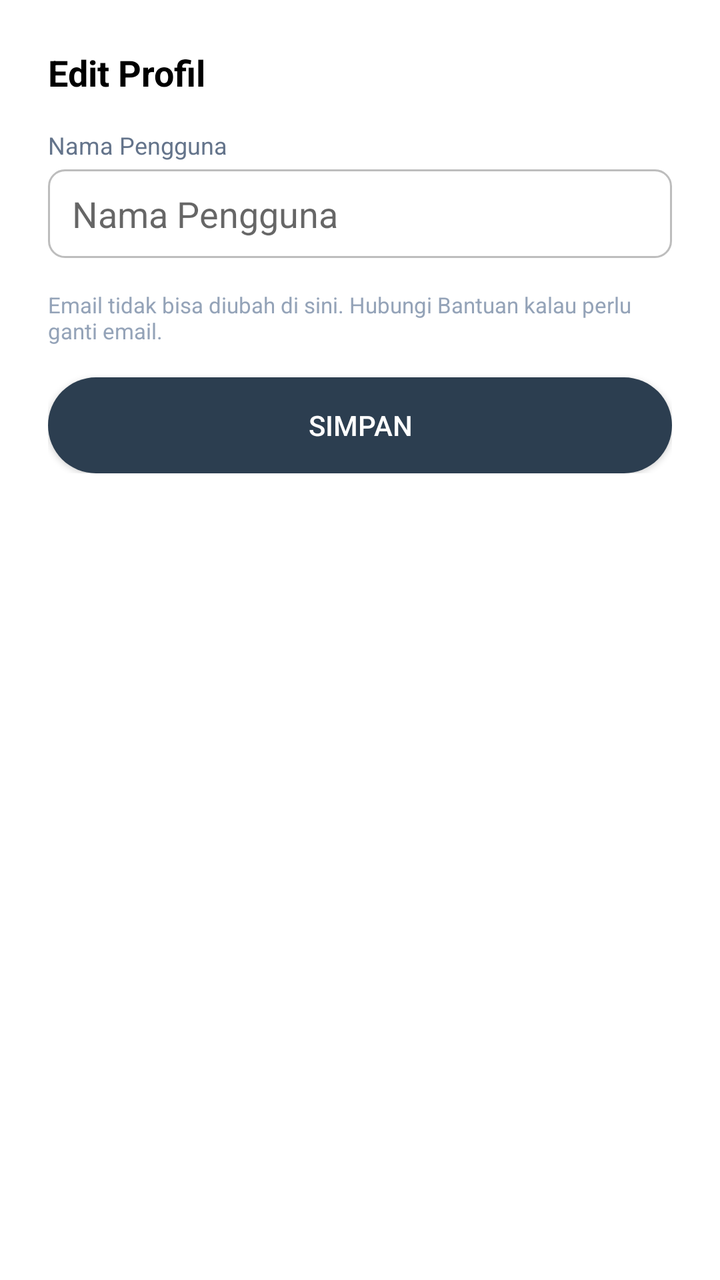
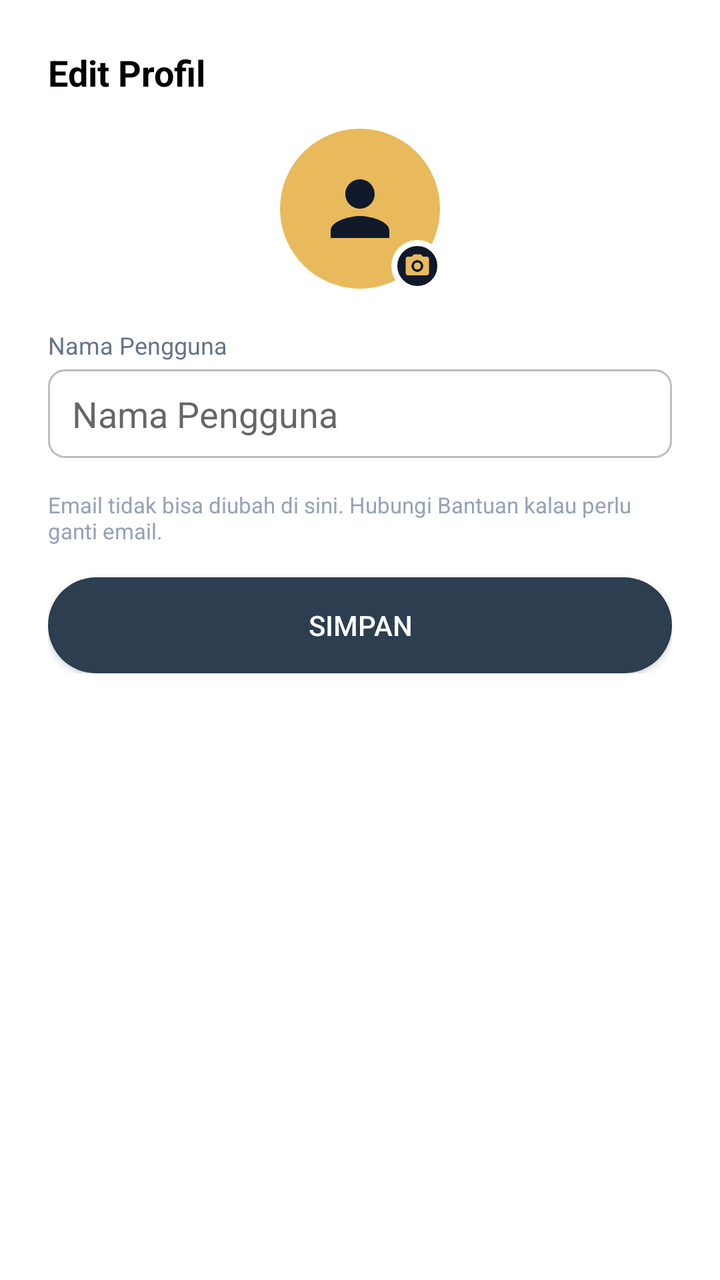

The first picture is an Android layout as it rendered before a commit; the second is the same layout after the commit. The layout source and the unified diff follow.
<!-- AndroidManifest.xml: application theme AppTheme -->
<!-- res/layout/dialog_edit_profile.xml -->
<?xml version="1.0" encoding="utf-8"?>
<ScrollView xmlns:android="http://schemas.android.com/apk/res/android"
    android:layout_width="match_parent"
    android:layout_height="wrap_content"
    android:maxHeight="560dp">

    <LinearLayout
        android:layout_width="match_parent"
        android:layout_height="wrap_content"
        android:orientation="vertical"
        android:padding="24dp"
        android:background="@drawable/bg_card_up_rounded">

        <TextView
            android:layout_width="wrap_content"
            android:layout_height="wrap_content"
            android:text="Edit Profil"
            android:textSize="18sp"
            android:textStyle="bold"
            android:textColor="@android:color/black"
            android:layout_marginBottom="16dp"/>

        <TextView
            android:layout_width="wrap_content"
            android:layout_height="wrap_content"
            android:text="Nama Pengguna"
            android:textSize="12sp"
            android:textColor="@color/text_secondary"
            android:layout_marginBottom="4dp"/>

        <EditText
            android:id="@+id/etProfileUsername"
            android:layout_width="match_parent"
            android:layout_height="wrap_content"
            android:background="@drawable/bg_input_outline"
            android:inputType="textPersonName"
            android:hint="Nama Pengguna"
            android:layout_marginBottom="16dp"/>

        <TextView
            android:layout_width="wrap_content"
            android:layout_height="wrap_content"
            android:text="Email tidak bisa diubah di sini. Hubungi Bantuan kalau perlu ganti email."
            android:textSize="11sp"
            android:textColor="@color/text_hint"
            android:layout_marginBottom="16dp"/>

        <androidx.appcompat.widget.AppCompatButton
            android:id="@+id/btnSaveProfile"
            android:layout_width="match_parent"
            android:layout_height="wrap_content"
            android:text="Simpan"
            android:background="@drawable/bg_btn_main_dark"
            android:textColor="@android:color/white"/>

    </LinearLayout>
</ScrollView>
<!-- resources referenced by this layout -->
<resources>
  <color name="text_hint">#94A3B8</color>
  <color name="text_secondary">#64748B</color>
  <!-- drawable bg_btn_main_dark (drawable) -->
  <?xml version="1.0" encoding="utf-8"?>
  <shape xmlns:android="http://schemas.android.com/apk/res/android"
      android:shape="rectangle">
  
      <solid android:color="#2C3E50" />
  
      <corners android:radius="24dp" />
  </shape>
  <!-- drawable bg_card_up_rounded (drawable) -->
  <?xml version="1.0" encoding="utf-8"?>
  <shape xmlns:android="http://schemas.android.com/apk/res/android">
      <solid android:color="@color/card_white"/>
  
  
      <corners
          android:topLeftRadius="16dp"
          android:topRightRadius="16dp"
          android:bottomLeftRadius="0dp"
          android:bottomRightRadius="0dp" />
  
  </shape>
  <style name="AppTheme" parent="Theme.AlKaukaba">
          <item name="android:windowDrawsSystemBarBackgrounds" tools:targetApi="lollipop">true</item>
      </style>
  <color name="card_white">#FFFFFF</color>
  <color name="purple_500">#FF6200EE</color>
  <color name="transparent">#00FFFFFF</color>
  <color name="white">#FFFFFFFF</color>
  <color name="teal_200">#FF03DAC5</color>
  <color name="teal_700">#FF018786</color>
  <color name="black">#FF000000</color>
  <style name="ThemeOverlay.AlKaukaba.BottomSheetDialog" parent="ThemeOverlay.MaterialComponents.BottomSheetDialog">
          <item name="bottomSheetStyle">@style/Widget.AlKaukaba.BottomSheet.Modal</item>
      </style>
  <style name="Widget.AlKaukaba.BottomSheet.Modal" parent="Widget.MaterialComponents.BottomSheet.Modal">
          <item name="shapeAppearanceOverlay">@style/ShapeAppearance.AlKaukaba.BottomSheet</item>
      </style>
  <style name="ShapeAppearance.AlKaukaba.BottomSheet" parent="">
          <item name="cornerFamily">rounded</item>
          <item name="cornerSizeTopLeft">16dp</item>
          <item name="cornerSizeTopRight">16dp</item>
          <item name="cornerSizeBottomLeft">0dp</item>
          <item name="cornerSizeBottomRight">0dp</item>
      </style>
  <!-- unchanged entries left out for length: 2 -->
</resources>

<!-- the commit's change to res/layout/dialog_edit_profile.xml (unified diff, before → after) -->
@@ -1,5 +1,6 @@
 <?xml version="1.0" encoding="utf-8"?>
 <ScrollView xmlns:android="http://schemas.android.com/apk/res/android"
+    xmlns:app="http://schemas.android.com/apk/res-auto"
     android:layout_width="match_parent"
     android:layout_height="wrap_content"
     android:maxHeight="560dp">
@@ -19,6 +20,57 @@
             android:textStyle="bold"
             android:textColor="@android:color/black"
             android:layout_marginBottom="16dp"/>
+
+        <FrameLayout
+            android:id="@+id/avatarContainerSheet"
+            android:layout_width="80dp"
+            android:layout_height="80dp"
+            android:layout_gravity="center_horizontal"
+            android:layout_marginBottom="20dp"
+            android:clipChildren="false"
+            android:clipToPadding="false">
+
+            <ImageView
+                android:id="@+id/ivAvatarSheet"
+                android:layout_width="80dp"
+                android:layout_height="80dp"
+                android:padding="18dp"
+                android:background="@drawable/bg_circle_button"
+                android:backgroundTint="@color/gold_accent"
+                android:src="@drawable/ic_person"
+                android:scaleType="centerCrop"
+                app:tint="@color/login_bg_deep"
+                android:contentDescription="@string/app_name" />
+
+            <ImageView
+                android:id="@+id/ivAvatarBadgeSheet"
+                android:layout_width="26dp"
+                android:layout_height="26dp"
+                android:layout_gravity="bottom|end"
+                android:layout_marginEnd="-2dp"
+                android:layout_marginBottom="-2dp"
+                android:padding="6dp"
+                android:background="@drawable/bg_avatar_badge_on_white"
+                android:src="@drawable/ic_camera"
+                app:tint="@color/gold_accent"
+                android:clickable="true"
+                android:focusable="true"
+                android:contentDescription="Ubah foto profil" />
+
+            <FrameLayout
+                android:id="@+id/avatarUploadScrimSheet"
+                android:layout_width="80dp"
+                android:layout_height="80dp"
+                android:background="@drawable/bg_avatar_scrim"
+                android:visibility="gone">
+
+                <ProgressBar
+                    android:layout_width="24dp"
+                    android:layout_height="24dp"
+                    android:layout_gravity="center"
+                    android:indeterminateTint="@color/gold_accent" />
+            </FrameLayout>
+        </FrameLayout>
 
         <TextView
             android:layout_width="wrap_content"
<!-- resource entries referenced after the edit -->
@@ -1,7 +1,22 @@
 <!-- resources referenced by this layout -->
 <resources>
+  <color name="gold_accent">#E8BA5C</color>
+  <color name="login_bg_deep">#10192A</color>
   <color name="text_hint">#94A3B8</color>
   <color name="text_secondary">#64748B</color>
+  <!-- drawable bg_avatar_badge_on_white (drawable) -->
+  <?xml version="1.0" encoding="utf-8"?>
+  <shape xmlns:android="http://schemas.android.com/apk/res/android" android:shape="oval">
+      <solid android:color="@color/login_bg_deep" />
+      <stroke
+          android:width="3dp"
+          android:color="@android:color/white" />
+  </shape>
+  <!-- drawable bg_avatar_scrim (drawable) -->
+  <?xml version="1.0" encoding="utf-8"?>
+  <shape xmlns:android="http://schemas.android.com/apk/res/android" android:shape="oval">
+      <solid android:color="#8010192A" />
+  </shape>
   <!-- drawable bg_btn_main_dark (drawable) -->
   <?xml version="1.0" encoding="utf-8"?>
   <shape xmlns:android="http://schemas.android.com/apk/res/android"
@@ -24,6 +39,27 @@
           android:bottomRightRadius="0dp" />
   
   </shape>
+  <!-- drawable bg_circle_button (drawable) -->
+  <?xml version="1.0" encoding="utf-8"?>
+  <shape xmlns:android="http://schemas.android.com/apk/res/android" android:shape="oval">
+      <solid android:color="#FFFFFF"/> </shape>
+  <!-- drawable ic_camera (drawable) -->
+  <vector xmlns:android="http://schemas.android.com/apk/res/android"
+      android:width="24dp"
+      android:height="24dp"
+      android:viewportWidth="24"
+      android:viewportHeight="24">
+      <path
+          android:fillColor="@android:color/white"
+          android:pathData="M9,2L7.17,4H4c-1.1,0 -2,0.9 -2,2v12c0,1.1 0.9,2 2,2h16c1.1,0 2,-0.9 2,-2V6c0,-1.1 -0.9,-2 -2,-2h-3.17L15,2H9zM12,17c-2.76,0 -5,-2.24 -5,-5s2.24,-5 5,-5 5,2.24 5,5 -2.24,5 -5,5zM12,9c-1.66,0 -3,1.34 -3,3s1.34,3 3,3 3,-1.34 3,-3 -1.34,-3 -3,-3z"/>
+  </vector>
+  <!-- drawable ic_person (drawable) -->
+  <vector android:height="18dp" android:tint="#FBBF24"
+      android:viewportHeight="24" android:viewportWidth="24"
+      android:width="18dp" xmlns:android="http://schemas.android.com/apk/res/android">
+      <path android:fillColor="@android:color/white" android:pathData="M12,12c2.21,0 4,-1.79 4,-4s-1.79,-4 -4,-4 -4,1.79 -4,4 1.79,4 4,4zM12,14c-2.67,0 -8,1.34 -8,4v2h16v-2c0,-2.66 -5.33,-4 -8,-4z"/>
+  </vector>
+  <string name="app_name">Al-Kaukaba</string>
   <style name="AppTheme" parent="Theme.AlKaukaba">
           <item name="android:windowDrawsSystemBarBackgrounds" tools:targetApi="lollipop">true</item>
       </style>
